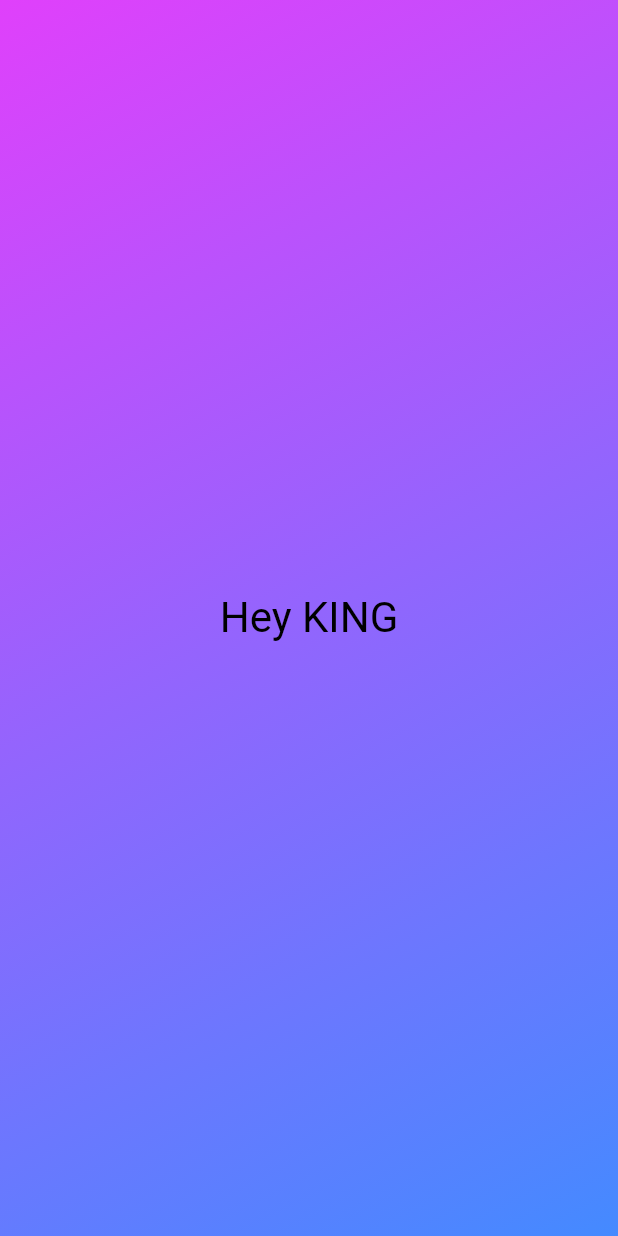
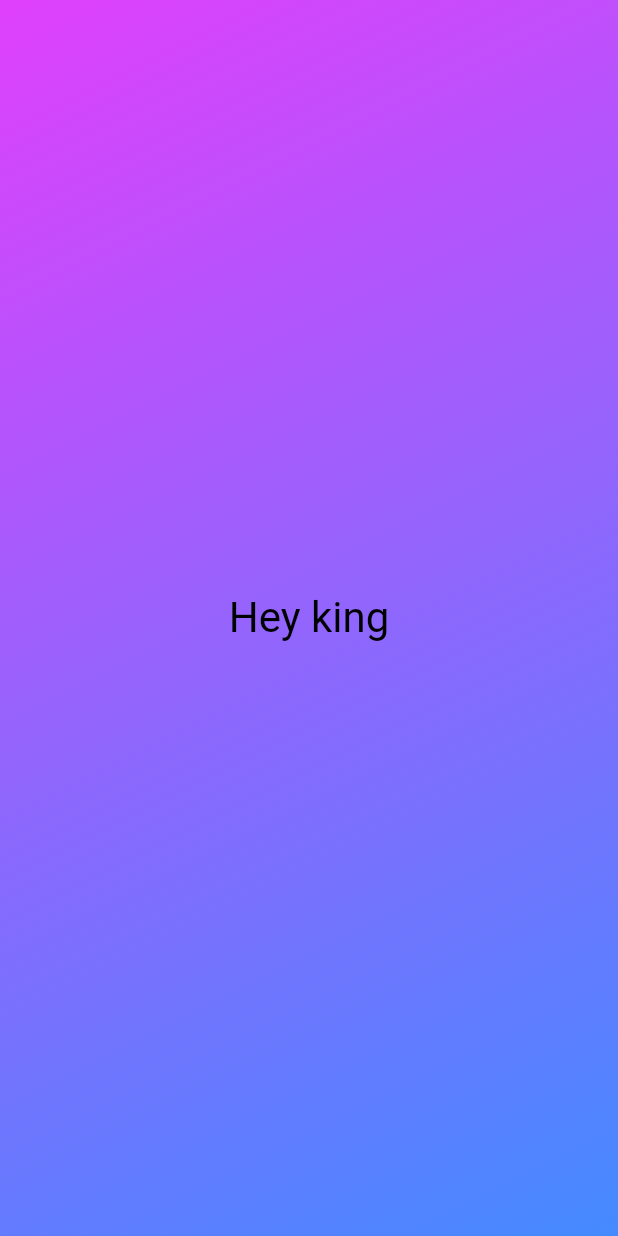
Before and after one commit to Ankitduvedi/DiceFlutter, a Flutter app: the screen it shows after launch, on a phone screen of 412 x 824 dp. Run offline on Flutter 3.47's test engine with Material 2 defaults, Android fonts, the phone set to English and light mode, and no system bars.

Commit message:
split file

```diff
--- a/lib/gradient_container.dart
+++ b/lib/gradient_container.dart
@@ -17,7 +17,7 @@ class GradientContainer extends StatelessWidget {
             ),
           ),
           child: const Center(
-            child:StyledText(),
+            child:StyledText('Hey king'),
 
           ),
         );
--- a/lib/styled_text.dart
+++ b/lib/styled_text.dart
@@ -1,12 +1,13 @@
 import 'package:flutter/material.dart';
-import 'package:app/gradient_container.dart';
+class StyledText extends StatelessWidget {
+  const StyledText(this.text ,{super.key});
 
-
-class StyledText extends StatelessWidget {
-  const StyledText({super.key});
+  final String text;
   @override
   Widget build(context){
-    return const Text('Hey KING', style: TextStyle(
+    return Text(
+      text,
+       style:const TextStyle(
               color: Colors.black,
               fontSize: 28,
             ),);
```
